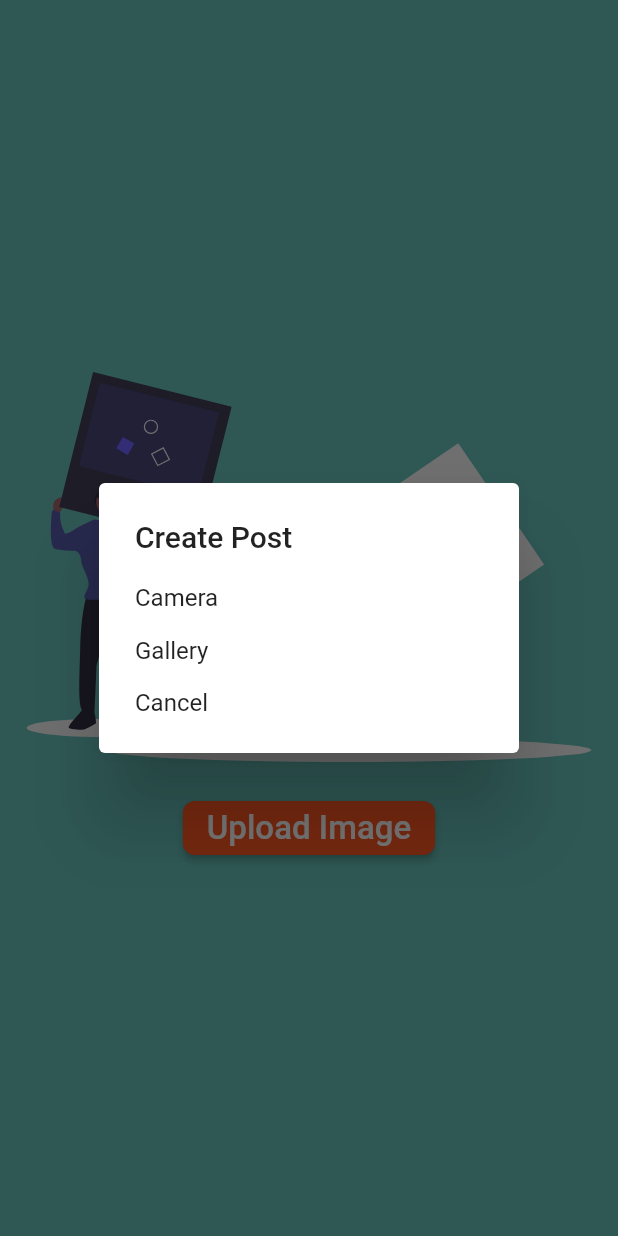
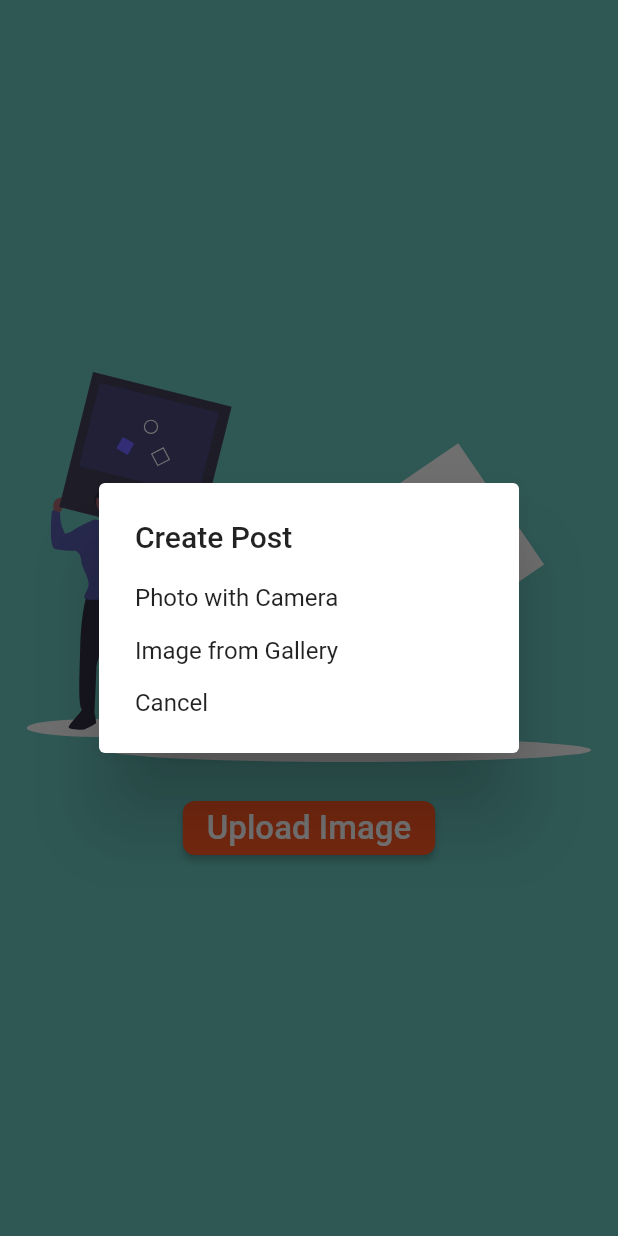
Before and after one commit to bozappa/beatshare, a Flutter app: the Upload screen opened directly, after a tap on "Upload Image", on a phone screen of 412 x 824 dp. Run offline on Flutter 3.47's test engine with Material 2 defaults, Android fonts, the phone set to English and light mode, and no system bars; our stand-ins replace cached_network_image, cloud_firestore, firebase_storage, flutter_svg, geolocator, google_sign_in and 2 more; missing offline and left inert: animator; accounts and stored records are empty; statements that could not run were skipped.

Commit message:
Bug fixes

```diff
--- a/beatshare/lib/pages/home.dart
+++ b/beatshare/lib/pages/home.dart
@@ -29,6 +29,7 @@ class Home extends StatefulWidget {
 }
 
 class _HomeState extends State<Home> {
+  final _scaffoldKey = GlobalKey<ScaffoldState>();
   bool isAuth = false;
   PageController pageController;
   int pageIndex = 0;
@@ -51,9 +52,9 @@ class _HomeState extends State<Home> {
     });
   }
 
-  handleSignIn(GoogleSignInAccount account) {
+  handleSignIn(GoogleSignInAccount account) async {
     if (account != null) {
-      createUserInFirestore();
+      await createUserInFirestore();
       setState(() {
         isAuth = true;
       });
@@ -127,6 +128,7 @@ class _HomeState extends State<Home> {
 
   Scaffold buildAuthScreen() {
     return Scaffold(
+      key: _scaffoldKey,
       body: PageView(
         children: <Widget>[
           Timeline(currentUser: currentUser),
--- a/beatshare/lib/pages/timeline.dart
+++ b/beatshare/lib/pages/timeline.dart
@@ -65,7 +65,7 @@ class _TimelineState extends State<Timeline> {
   buildUsersToFollow() {
     return StreamBuilder(
       stream:
-          usersRef.orderBy('timestamp', descending: true).limit(30).snapshots(),
+          usersRef.orderBy('timestamp', descending: true).limit(30).snapshots(), // shows latest posts up to 30 users
       builder: (context, snapshot) {
         if (!snapshot.hasData) {
           return circularProgress();
--- a/beatshare/lib/pages/upload.dart
+++ b/beatshare/lib/pages/upload.dart
@@ -50,7 +50,7 @@ class _UploadState extends State<Upload>
       this.file = file;
     });
   }
-// image picker here allows different choices for uploading
+
   selectImage(parentContext) {
     return showDialog(
       context: parentContext,
@@ -59,9 +59,9 @@ class _UploadState extends State<Upload>
           title: Text("Create Post"),
           children: <Widget>[
             SimpleDialogOption(
-                child: Text("Camera"), onPressed: handleTakePhoto),
+                child: Text("Photo with Camera"), onPressed: handleTakePhoto),
             SimpleDialogOption(
-                child: Text("Gallery"),
+                child: Text("Image from Gallery"),
                 onPressed: handleChooseFromGallery),
             SimpleDialogOption(
               child: Text("Cancel"),
@@ -110,8 +110,7 @@ class _UploadState extends State<Upload>
   compressImage() async {
     final tempDir = await getTemporaryDirectory();
     final path = tempDir.path;
-    Im.Image imageFile = Im.decodeImage(file.readAsBytesSync());
-    // save files as compressed jpeg
+    Im.Image imageFile = Im.decodeImage(file.readAsBytesSync());     // save files as compressed jpeg
     final compressedImageFile = File('$path/img_$postId.jpg')
       ..writeAsBytesSync(Im.encodeJpg(imageFile, quality: 85));
     setState(() {
```
